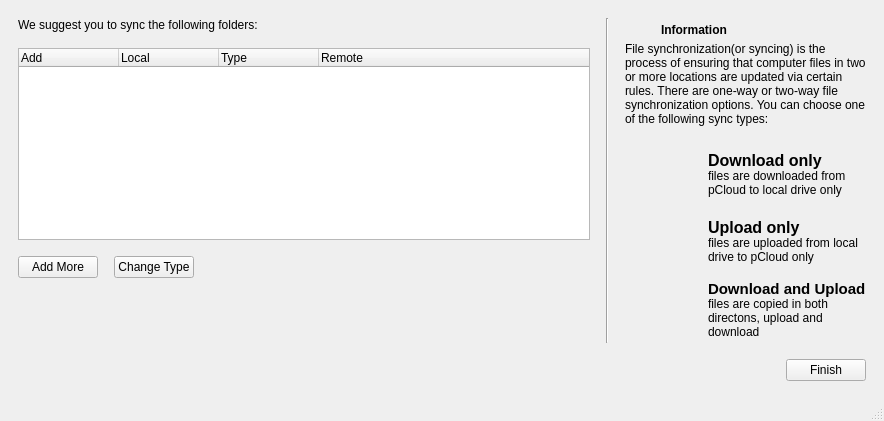
The window that suggestnsbasewin.ui (pcloudcom/psyncgui) describes before a commit, drawn with Qt 5.
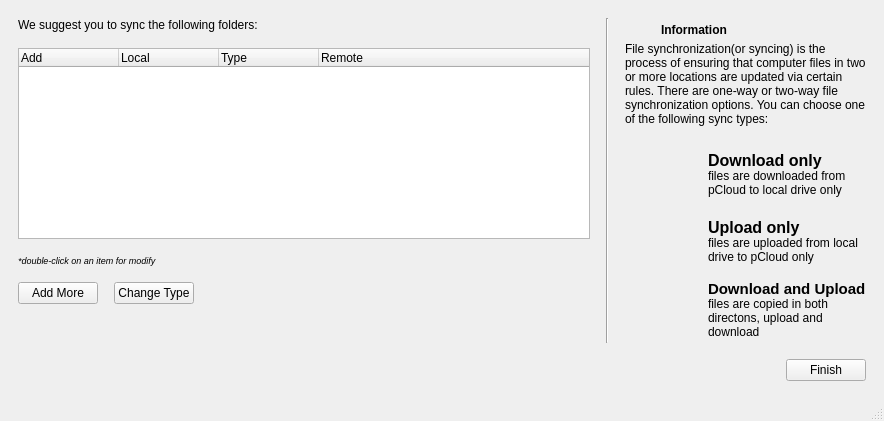
The same window after the commit. Icons and pictures are not drawn.

What changed in the file:
```diff
--- a/suggestnsbasewin.ui
+++ b/suggestnsbasewin.ui
@@ -63,6 +63,16 @@
                 </column>
                </widget>
               </item>
+              <item alignment="Qt::AlignTop">
+               <widget class="QLabel" name="label_changeinfo">
+                <property name="text">
+                 <string>&lt;html&gt;&lt;head/&gt;&lt;body&gt;&lt;p&gt;&lt;span style=&quot; font-size:7pt; font-style:italic;&quot;&gt;*double-click on an item for modify&lt;/span&gt;&lt;/p&gt;&lt;/body&gt;&lt;/html&gt;</string>
+                </property>
+                <property name="alignment">
+                 <set>Qt::AlignLeading|Qt::AlignLeft|Qt::AlignTop</set>
+                </property>
+               </widget>
+              </item>
               <item>
                <layout class="QHBoxLayout" name="horizontalLayout">
                 <item>
```
